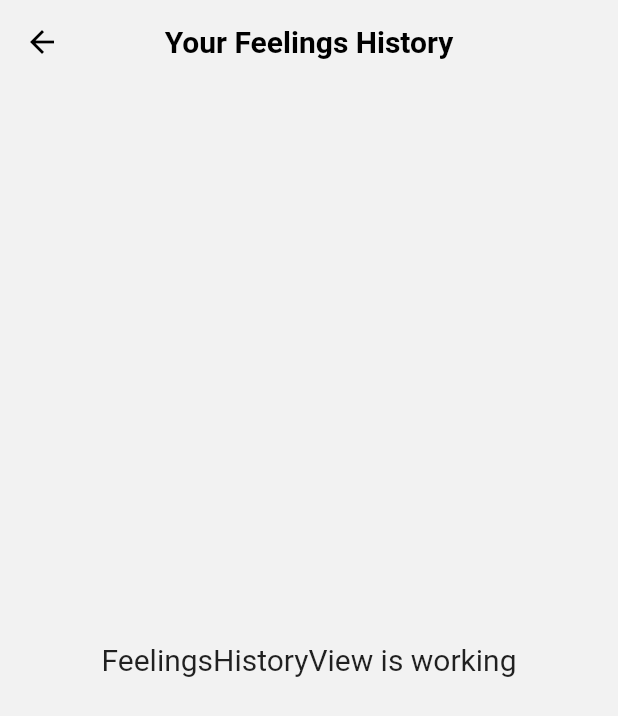
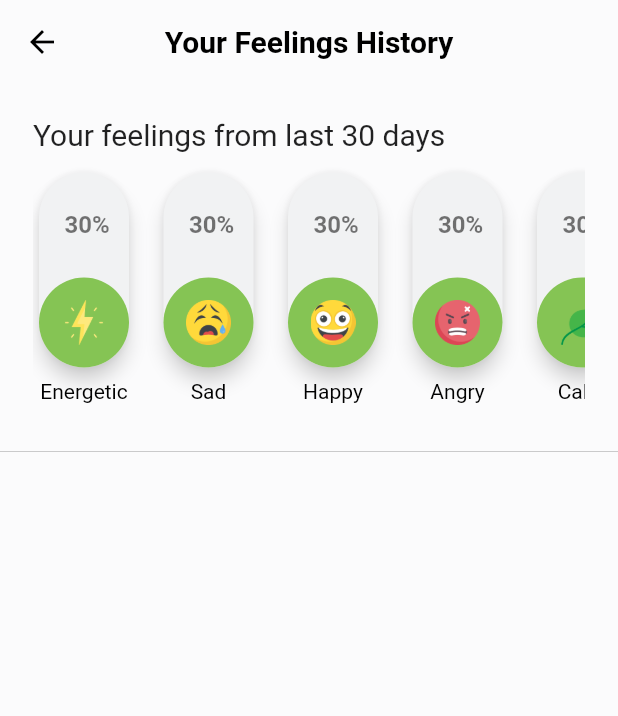
Before and after one commit to aryany9/feelings_tracker, a Flutter app: the FeelingsHistoryView screen opened by its route, on a phone screen of 412 x 824 dp. Shown: the top 716 px of the screen. Run offline on Flutter 3.47's test engine with Material 2 defaults, Android fonts, the light colour scheme and no system bars; our stand-ins replace get, youtube_player_flutter; accounts and stored records are empty.

Commit message:
successfully done emoji percentage

```diff
--- a/lib/app/data/services/api_services.dart
+++ b/lib/app/data/services/api_services.dart
@@ -1,5 +1,5 @@
 import 'package:feelings_tracker/app/data/constants/const.dart';
-import 'package:feelings_tracker/app/data/models/ListofUserFeelingsModel.dart';
+import 'package:feelings_tracker/app/modules/FeelingsHistory/models/listOfFeelingsModel.dart';
 import 'package:get/get.dart';
 
 class Provider extends GetConnect {
--- /dev/null
+++ b/lib/app/modules/FeelingsHistory/components/30DaysFeelings.dart
@@ -0,0 +1,50 @@
+import 'package:feelings_tracker/app/modules/FeelingsHistory/controllers/feelings_history_controller.dart';
+import 'package:feelings_tracker/app/modules/FeelingsHistory/widgets/emojibar.dart';
+import 'package:flutter/material.dart';
+import 'package:flutter/src/foundation/key.dart';
+import 'package:flutter/src/widgets/framework.dart';
+import 'package:get/get.dart';
+
+class LastThirtyDaysFeelings extends StatelessWidget {
+  LastThirtyDaysFeelings({Key? key}) : super(key: key);
+  final FeelingsHistoryController _controller =
+      Get.find<FeelingsHistoryController>();
+
+  @override
+  Widget build(BuildContext context) {
+    return Column(
+      crossAxisAlignment: CrossAxisAlignment.start,
+      mainAxisAlignment: MainAxisAlignment.start,
+      children: [
+        const Text(
+          "Your feelings from last 30 days",
+          style: TextStyle(
+            fontSize: 20,
+          ),
+        ),
+        const SizedBox(height: 10),
+        SizedBox(
+          height: 160,
+          child: ListView.separated(
+            scrollDirection: Axis.horizontal,
+            shrinkWrap: true,
+            itemCount: _controller.feelingsHistory.length,
+            itemBuilder: (BuildContext context, int index) {
+              return Opacity(
+                opacity: 0 == 1 ? 0.5 : 1,
+                child: FeelingsBarWidget(
+                  percentage: '30',
+                  emojiPath: _controller.feelingsHistory[index]['emojiPath'],
+                  emojiName: _controller.feelingsHistory[index]['name'],
+                ),
+              );
+            },
+            separatorBuilder: (BuildContext context, int index) {
+              return const SizedBox(width: 15);
+            },
+          ),
+        ),
+      ],
+    );
+  }
+}
--- a/lib/app/modules/FeelingsHistory/controllers/feelings_history_controller.dart
+++ b/lib/app/modules/FeelingsHistory/controllers/feelings_history_controller.dart
@@ -1,7 +1,46 @@
+import 'package:feelings_tracker/app/modules/FeelingsHistory/models/listOfFeelingsModel.dart';
+import 'package:flutter/cupertino.dart';
 import 'package:get/get.dart';
 
 class FeelingsHistoryController extends GetxController {
-  //TODO: Implement FeelingsHistoryController
+  List<Map> feelingsHistory = [
+    {
+      'id': 1,
+      'name': 'Energetic',
+      'emojiPath': 'assets/emojis/energetic.png',
+    },
+    {
+      'id': 2,
+      'name': 'Sad',
+      'emojiPath': 'assets/emojis/sad.png',
+    },
+    {
+      'id': 3,
+      'name': 'Happy',
+      'emojiPath': 'assets/emojis/happy.png',
+    },
+    {
+      'id': 4,
+      'name': 'Angry',
+      'emojiPath': 'assets/emojis/angry.png',
+    },
+    {
+      'id': 5,
+      'name': 'Calm',
+      'emojiPath': 'assets/emojis/calm.png',
+    },
+    {
+      'id': 6,
+      'name': 'Bored',
+      'emojiPath': 'assets/emojis/bored.png',
+    },
+    {
+      'id': 7,
+      'name': 'Love',
+      'emojiPath': 'assets/emojis/love.png',
+    },
+  ];
+  Rxn<ListOfUserFeelingsModel> model = Rxn<ListOfUserFeelingsModel>();
 
   final count = 0.obs;
   @override
--- a/lib/app/modules/FeelingsHistory/views/feelings_history_view.dart
+++ b/lib/app/modules/FeelingsHistory/views/feelings_history_view.dart
@@ -1,3 +1,5 @@
+import 'package:feelings_tracker/app/modules/FeelingsHistory/components/30DaysFeelings.dart';
+import 'package:feelings_tracker/app/modules/FeelingsHistory/widgets/emojibar.dart';
 import 'package:flutter/material.dart';
 
 import 'package:get/get.dart';
@@ -9,16 +11,30 @@ class FeelingsHistoryView extends GetView<FeelingsHistoryController> {
   @override
   Widget build(BuildContext context) {
     return Scaffold(
-      appBar: AppBar(
-        title: const Text('Your Feelings History'),
-        centerTitle: true,
-      ),
-      body: Center(
-        child: Text(
-          'FeelingsHistoryView is working',
-          style: TextStyle(fontSize: 20),
+        appBar: AppBar(
+          title: const Text('Your Feelings History'),
+          centerTitle: true,
         ),
-      ),
-    );
+        body: Column(
+          mainAxisAlignment: MainAxisAlignment.start,
+          crossAxisAlignment: CrossAxisAlignment.start,
+          children: [
+            Padding(
+              padding: const EdgeInsets.all(22.0),
+              child: LastThirtyDaysFeelings(),
+            ),
+            const Divider(
+              color: Colors.black26,
+              thickness: 0.5,
+            )
+          ],
+        )
+        // Center(
+        //   child: Text(
+        //     'FeelingsHistoryView is working',
+        //     style: TextStyle(fontSize: 20),
+        //   ),
+        // ),
+        );
   }
 }
--- /dev/null
+++ b/lib/app/modules/FeelingsHistory/widgets/emojibar.dart
@@ -0,0 +1,75 @@
+import 'package:feelings_tracker/app/theme/colors.dart';
+import 'package:flutter/material.dart';
+import 'package:get/get.dart';
+
+class FeelingsBarWidget extends StatelessWidget {
+  String percentage;
+  String emojiPath;
+  String emojiName;
+
+  FeelingsBarWidget({
+    Key? key,
+    required this.percentage,
+    required this.emojiPath,
+    required this.emojiName,
+  }) : super(key: key);
+
+  @override
+  Widget build(BuildContext context) {
+    return Column(
+      children: [
+        Card(
+          // elevation: 5.0,
+          shape: RoundedRectangleBorder(
+            borderRadius: BorderRadius.circular(
+              50.0,
+            ),
+          ),
+          // color: itemBackgroundColor,
+          child: SizedBox(
+            height: 130,
+            width: 60,
+            child: Stack(
+              children: [
+                Positioned(
+                  top: 20,
+                  left: 60 / 2 - 18,
+                  child: Padding(
+                    padding: EdgeInsets.all(5.0),
+                    child: Text(
+                      "$percentage%",
+                      style: const TextStyle(
+                        color: Colors.black54,
+                        fontSize: 16.0,
+                        fontWeight: FontWeight.w600,
+                      ),
+                    ),
+                  ),
+                ),
+                Positioned(
+                  bottom: 0,
+                  child: CircleAvatar(
+                    backgroundColor: accentColor,
+                    radius: 30.0,
+                    child: Image.asset(
+                      emojiPath,
+                      height: 30,
+                    ),
+                  ),
+                ),
+              ],
+            ),
+          ),
+        ),
+        const SizedBox(height: 4),
+        Text(
+          emojiName,
+          style: const TextStyle(
+            color: Colors.black,
+            fontSize: 14,
+          ),
+        ),
+      ],
+    );
+  }
+}
--- a/lib/app/theme/colors.dart
+++ b/lib/app/theme/colors.dart
@@ -17,6 +17,11 @@ class Themes {
           color: Colors.black,
         ),
       ),
+      cardTheme: const CardTheme(
+        shadowColor: Color(0xFFE7E7E8),
+        elevation: 5.0,
+        color: Color(0xFFF1F2F3),
+      ),
       backgroundColor: backgroundColor,
       scaffoldBackgroundColor: backgroundColor,
       primaryColor: accentColor,
@@ -27,6 +32,6 @@ class Themes {
       ));
 }
 
-const backgroundColor = Color(0xFFF2F2F2);
+const backgroundColor = Color(0xFFFBFBFC);
 const itemBackgroundColor = Color(0xFFF1F2F3);
 const accentColor = Color(0xFF85C454);
```
Also changed, not shown: lib/app/modules/FeelingsHistory/models/listOfFeelingsModel.dart (renamed from lib/app/data/models/ListofUserFeelingsModel.dart).
